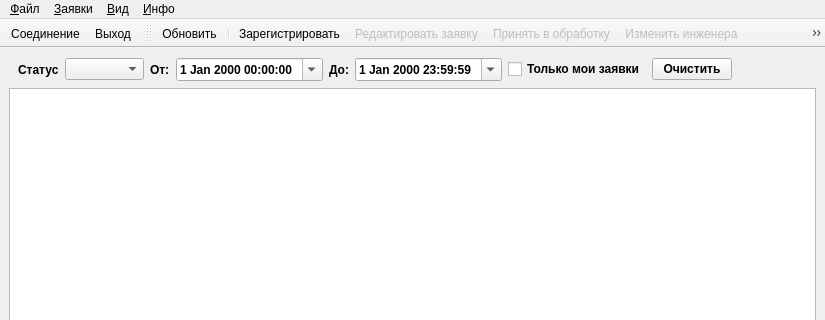
This is Application/ui/mainwindow.ui in VladimirChotiy/sos_orders as Qt 5 draws it before an edit; both pictures show x 0 to 825 and y 0 to 320 of the 825 by 603 pixel window. The edited form follows.
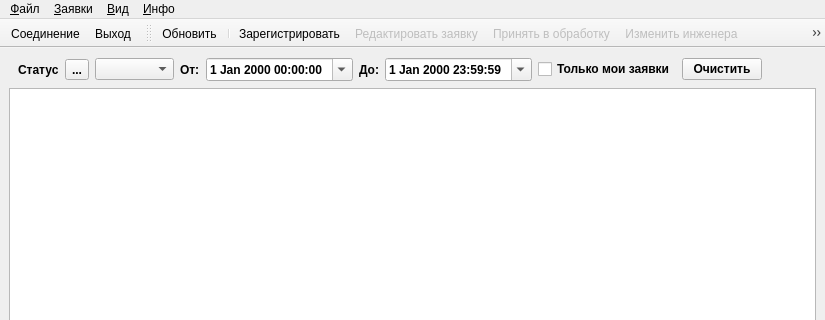
This is the edited form. Icons and pictures are not drawn.

What changed in the file:
```diff
--- a/Application/ui/mainwindow.ui
+++ b/Application/ui/mainwindow.ui
@@ -48,6 +48,20 @@
          </property>
         </widget>
        </item>
+       <item>
+        <widget class="QToolButton" name="tb_fStatus">
+         <property name="text">
+          <string>...</string>
+         </property>
+         <property name="icon">
+          <iconset resource="../Res.qrc">
+           <normaloff>:/icons/Icons/checklist.ico</normaloff>:/icons/Icons/checklist.ico</iconset>
+         </property>
+         <property name="popupMode">
+          <enum>QToolButton::InstantPopup</enum>
+         </property>
+        </widget>
+       </item>
        <item>
         <widget class="QComboBox" name="cb_fStatus"/>
        </item>
```
